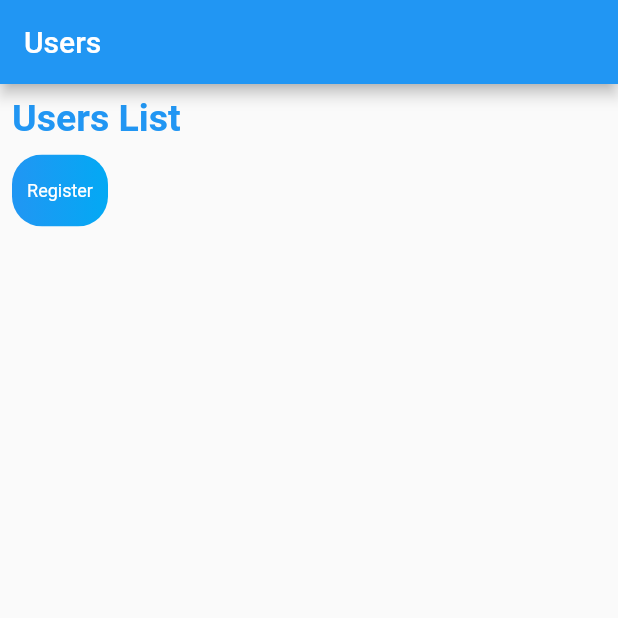
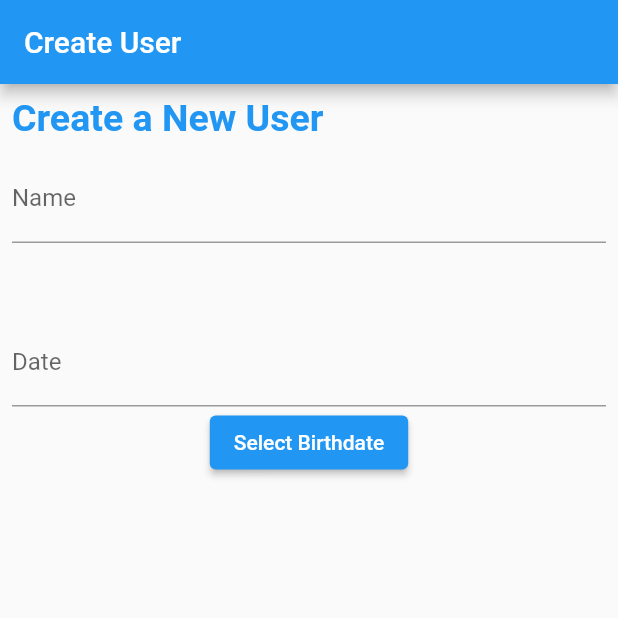
Before and after one commit to CamiloEscobar98/Test-Project-Flutter, a Flutter app: the screen it shows after launch, after a tap on "Register", on a phone screen of 412 x 824 dp, the top half of it. Run offline on Flutter 3.47's test engine with Material 2 defaults, Android fonts, the phone set to English and light mode, and no system bars; our stand-ins replace sqflite; accounts and stored records are empty.

Commit message:
Agregando TextField para registrar.

```diff
--- a/lib/constants/routes.dart
+++ b/lib/constants/routes.dart
@@ -1,3 +1,4 @@
 // ignore_for_file: constant_identifier_names
 
-const String USER_SCREEN = 'users';
+const String USER_LIST_SCREEN = 'users';
+const String USER_CREATE_SCREEN = 'users/create';
--- a/lib/routes/routes.dart
+++ b/lib/routes/routes.dart
@@ -5,8 +5,10 @@ import 'package:test_project_flutter/constants/exports.dart';
 class RouterApplication {
   Route generateRoute(RouteSettings settings) {
     switch (settings.name) {
-      case USER_SCREEN:
+      case USER_LIST_SCREEN:
         return MaterialPageRoute(builder: (_) => const UserListScreen());
+      case USER_CREATE_SCREEN:
+        return MaterialPageRoute(builder: (_) => const UserCreateScreen());
       default:
         return MaterialPageRoute(builder: (_) => const UserListScreen());
     }
--- a/lib/screens/exports.dart
+++ b/lib/screens/exports.dart
@@ -1 +1,2 @@
 export 'users/user_list_screen.dart';
+export 'users/user_create_screen.dart';
--- /dev/null
+++ b/lib/screens/users/user_create_screen.dart
@@ -0,0 +1,106 @@
+import 'package:flutter/material.dart';
+// import 'package:flutter_datetime_picker/flutter_datetime_picker.dart';
+import 'package:test_project_flutter/services/user_service.dart';
+
+class UserCreateScreen extends StatefulWidget {
+  const UserCreateScreen({super.key});
+
+  @override
+  State<UserCreateScreen> createState() => _UserCreateScreenState();
+}
+
+class _UserCreateScreenState extends State<UserCreateScreen> {
+  final _formKey = GlobalKey<FormState>();
+  late UserService _userService;
+
+  String _fullname = '';
+  String _date = '';
+
+  @override
+  void initState() {
+    super.initState();
+    _userService = UserService();
+    _initializeDatabase();
+  }
+
+  Future<void> _initializeDatabase() async {
+    await _userService.initDatabase();
+  }
+
+  @override
+  Widget build(BuildContext context) {
+    return Scaffold(
+      appBar: AppBar(
+        title: const Text('Create User'),
+      ),
+      body: Padding(
+        padding: const EdgeInsets.all(8),
+        child: Column(
+          crossAxisAlignment: CrossAxisAlignment.start,
+          children: <Widget>[
+            RichText(
+                text: const TextSpan(
+                  text: 'Create a New User',
+                  style: TextStyle(
+                      color: Colors.blue,
+                      fontSize: 25,
+                      fontWeight: FontWeight.bold),
+                ),
+                textAlign: TextAlign.start),
+            const SizedBox(
+              height: 10,
+            ),
+            Form(
+              key: _formKey,
+              child: Column(
+                children: <Widget>[
+                  TextFormField(
+                    decoration: const InputDecoration(labelText: 'Name'),
+                    keyboardType: TextInputType.name,
+                    controller: TextEditingController(text: _fullname),
+                    validator: (value) {
+                      if (value == null || value.isEmpty) {
+                        return 'Please, type your name';
+                      }
+                      return null;
+                    },
+                    onSaved: (value) {
+                      _fullname = value!;
+                    },
+                  ),
+                  const SizedBox(height: 50),
+                  TextFormField(
+                    decoration: const InputDecoration(labelText: 'Date'),
+                    keyboardType: TextInputType.datetime,
+                    controller: TextEditingController(text: _date),
+                    readOnly: true,
+                    validator: (value) {
+                      if (value == null || value.isEmpty) {
+                        return 'Please, type your birthdate';
+                      }
+                      return null;
+                    },
+                  ),
+                  ElevatedButton(
+                    onPressed: () {
+                      // DatePicker.showDatePicker(
+                      //   context,
+                      //   showTitleActions: true,
+                      //   onConfirm: (date) {
+                      //     setState(() {
+                      //       _date = date.toString();
+                      //     });
+                      //   },
+                      // );
+                    },
+                    child: const Text('Select Birthdate'),
+                  )
+                ],
+              ),
+            )
+          ],
+        ),
+      ),
+    );
+  }
+}
--- a/lib/screens/users/user_list_screen.dart
+++ b/lib/screens/users/user_list_screen.dart
@@ -69,9 +69,12 @@ class _UserListScreenState extends State<UserListScreen> {
                   TextButton(
                       style: TextButton.styleFrom(
                           foregroundColor: Colors.white,
-                          padding: const EdgeInsets.only(left: 10.0, right: 10.0),
+                          padding:
+                              const EdgeInsets.only(left: 10.0, right: 10.0),
                           textStyle: const TextStyle(fontSize: 12)),
-                      onPressed: () {},
+                      onPressed: () {
+                        Navigator.pushReplacementNamed(context, 'users/create');
+                      },
                       child: const Text('Register'))
                 ],
               ),
--- a/lib/services/user_service.dart
+++ b/lib/services/user_service.dart
@@ -6,13 +6,16 @@ class UserService {
   Future<Database> initDatabase() async {
     final databasePath = await getDatabasesPath();
     final path = join(databasePath, 'database.db');
-    final database =
-        await openDatabase(path, version: 1, onCreate: (db, version) {
-      return db.execute(
-        'CREATE TABLE IF NOT EXISTS users(id INTEGER PRIMARY KEY, name TEXT)',
-      );
-    });
-    return database;
+    final dbExists = await databaseExists(path);
+    if (!dbExists) {
+      return await openDatabase(path, version: 1, onCreate: (db, version) {
+        return db.execute(
+          'CREATE TABLE IF NOT EXISTS users(id INTEGER PRIMARY KEY, name TEXT)',
+        );
+      });
+    } else {
+      return await openDatabase(path);
+    }
   }
 
   Future<List<User>> getAllUsers() async {
--- a/pubspec.yaml
+++ b/pubspec.yaml
@@ -36,6 +36,7 @@ dependencies:
   # Use with the CupertinoIcons class for iOS style icons.
   cupertino_icons: ^1.0.2
   sqflite: ^2.2.8+4
+  flutter_datetime_picker: ^1.5.1
 
 dev_dependencies:
   flutter_test:
```
Also changed, not shown: pubspec.lock.
